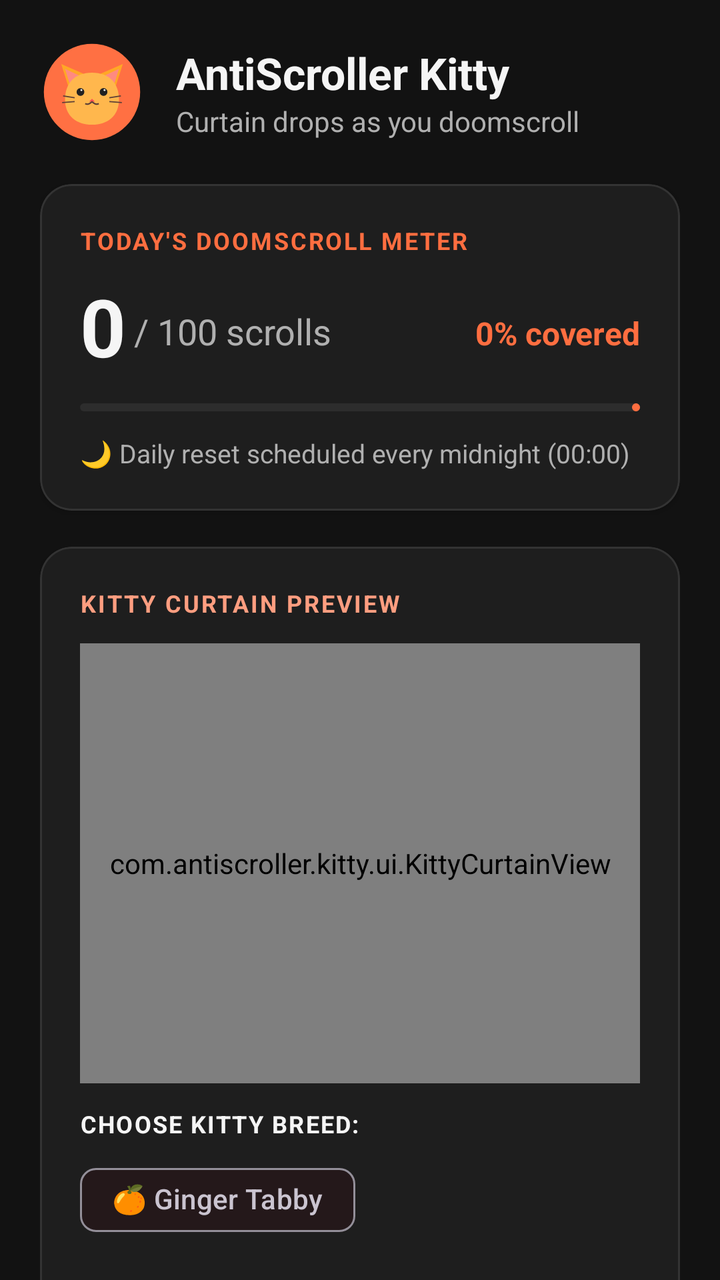
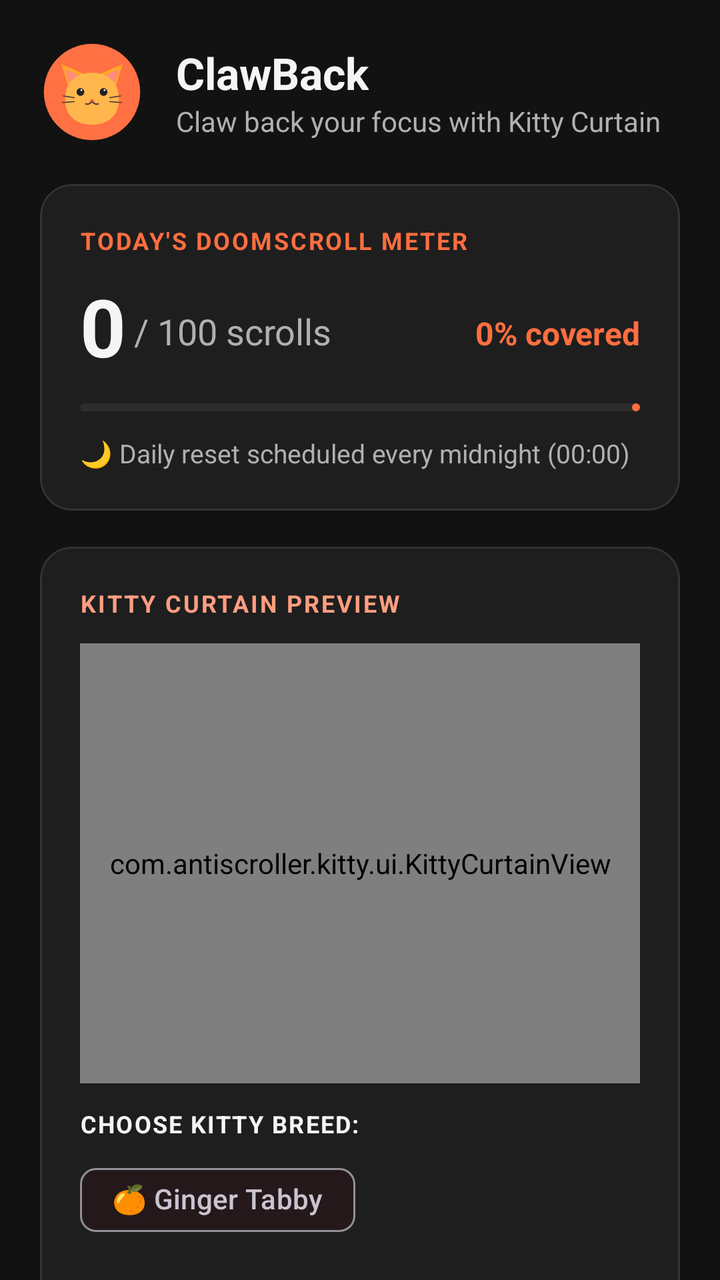

Before-and-after screenshots of an Android layout around one commit, followed by the original layout XML and the change that was made.
<!-- AndroidManifest.xml: activity theme Theme.AntiScrollerKitty -->
<!-- res/layout/activity_main.xml -->
<?xml version="1.0" encoding="utf-8"?>
<androidx.coordinatorlayout.widget.CoordinatorLayout xmlns:android="http://schemas.android.com/apk/res/android"
    xmlns:app="http://schemas.android.com/apk/res-auto"
    xmlns:tools="http://schemas.android.com/tools"
    android:layout_width="match_parent"
    android:layout_height="match_parent"
    android:background="@color/background">

    <androidx.core.widget.NestedScrollView
        android:layout_width="match_parent"
        android:layout_height="match_parent"
        android:fillViewport="true">

        <LinearLayout
            android:layout_width="match_parent"
            android:layout_height="wrap_content"
            android:orientation="vertical"
            android:padding="20dp">

            
            <LinearLayout
                android:layout_width="match_parent"
                android:layout_height="wrap_content"
                android:gravity="center_vertical"
                android:orientation="horizontal"
                android:layout_marginBottom="20dp">

                <ImageView
                    android:layout_width="52dp"
                    android:layout_height="52dp"
                    android:src="@drawable/ic_kitty_launcher"
                    android:contentDescription="@string/app_name" />

                <LinearLayout
                    android:layout_width="0dp"
                    android:layout_height="wrap_content"
                    android:layout_marginStart="16dp"
                    android:layout_weight="1"
                    android:orientation="vertical">

                    <TextView
                        android:layout_width="wrap_content"
                        android:layout_height="wrap_content"
                        android:text="AntiScroller Kitty"
                        android:textColor="@color/text_primary"
                        android:textSize="22sp"
                        android:textStyle="bold" />

                    <TextView
                        android:layout_width="wrap_content"
                        android:layout_height="wrap_content"
                        android:text="Curtain drops as you doomscroll"
                        android:textColor="@color/text_secondary"
                        android:textSize="14sp" />
                </LinearLayout>
            </LinearLayout>

            
            <com.google.android.material.card.MaterialCardView
                android:layout_width="match_parent"
                android:layout_height="wrap_content"
                android:layout_marginBottom="18dp"
                app:cardBackgroundColor="@color/surface"
                app:cardCornerRadius="16dp"
                app:cardElevation="2dp"
                app:strokeColor="#333333"
                app:strokeWidth="1dp">

                <LinearLayout
                    android:layout_width="match_parent"
                    android:layout_height="wrap_content"
                    android:orientation="vertical"
                    android:padding="20dp">

                    <TextView
                        android:layout_width="wrap_content"
                        android:layout_height="wrap_content"
                        android:text="TODAY\'S DOOMSCROLL METER"
                        android:textColor="@color/primary"
                        android:textSize="12sp"
                        android:letterSpacing="0.08"
                        android:textStyle="bold" />

                    <LinearLayout
                        android:layout_width="match_parent"
                        android:layout_height="wrap_content"
                        android:layout_marginTop="8dp"
                        android:gravity="bottom"
                        android:orientation="horizontal">

                        <TextView
                            android:id="@+id/tvScrollCount"
                            android:layout_width="wrap_content"
                            android:layout_height="wrap_content"
                            android:text="0"
                            android:textColor="@color/text_primary"
                            android:textSize="40sp"
                            android:textStyle="bold" />

                        <TextView
                            android:id="@+id/tvMaxScrolls"
                            android:layout_width="wrap_content"
                            android:layout_height="wrap_content"
                            android:layout_marginStart="4dp"
                            android:layout_marginBottom="6dp"
                            android:text="/ 100 scrolls"
                            android:textColor="@color/text_secondary"
                            android:textSize="18sp" />

                        <View
                            android:layout_width="0dp"
                            android:layout_height="1dp"
                            android:layout_weight="1" />

                        <TextView
                            android:id="@+id/tvDropPercentage"
                            android:layout_width="wrap_content"
                            android:layout_height="wrap_content"
                            android:layout_marginBottom="6dp"
                            android:text="0% covered"
                            android:textColor="@color/kitty_orange"
                            android:textSize="16sp"
                            android:textStyle="bold" />
                    </LinearLayout>

                    <com.google.android.material.progressindicator.LinearProgressIndicator
                        android:id="@+id/progressScroll"
                        android:layout_width="match_parent"
                        android:layout_height="10dp"
                        android:layout_marginTop="12dp"
                        android:layout_marginBottom="12dp"
                        app:indicatorColor="@color/primary"
                        app:trackColor="@color/surface_variant"
                        app:trackCornerRadius="5dp" />

                    <TextView
                        android:layout_width="wrap_content"
                        android:layout_height="wrap_content"
                        android:text="🌙 Daily reset scheduled every midnight (00:00)"
                        android:textColor="@color/text_secondary"
                        android:textSize="13sp" />
                </LinearLayout>
            </com.google.android.material.card.MaterialCardView>

            
            <com.google.android.material.card.MaterialCardView
                android:layout_width="match_parent"
                android:layout_height="wrap_content"
                android:layout_marginBottom="18dp"
                app:cardBackgroundColor="@color/surface"
                app:cardCornerRadius="16dp"
                app:cardElevation="2dp"
                app:strokeColor="#333333"
                app:strokeWidth="1dp">

                <LinearLayout
                    android:layout_width="match_parent"
                    android:layout_height="wrap_content"
                    android:orientation="vertical"
                    android:padding="20dp">

                    <TextView
                        android:layout_width="wrap_content"
                        android:layout_height="wrap_content"
                        android:text="KITTY CURTAIN PREVIEW"
                        android:textColor="@color/kitty_peach"
                        android:textSize="12sp"
                        android:letterSpacing="0.08"
                        android:textStyle="bold" />

                    
                    <com.antiscroller.kitty.ui.KittyCurtainView
                        android:id="@+id/previewCurtain"
                        android:layout_width="match_parent"
                        android:layout_height="220dp"
                        android:layout_marginTop="12dp"
                        android:layout_marginBottom="12dp"
                        android:background="#2A2A2A" />

                    <TextView
                        android:layout_width="wrap_content"
                        android:layout_height="wrap_content"
                        android:text="CHOOSE KITTY BREED:"
                        android:textColor="@color/text_primary"
                        android:textSize="12sp"
                        android:letterSpacing="0.06"
                        android:textStyle="bold" />

                    <com.google.android.material.chip.ChipGroup
                        android:id="@+id/chipGroupKittyTheme"
                        android:layout_width="match_parent"
                        android:layout_height="wrap_content"
                        android:layout_marginTop="6dp"
                        android:layout_marginBottom="12dp"
                        app:singleSelection="true">

                        <com.google.android.material.chip.Chip
                            android:id="@+id/chipThemeOrange"
                            android:layout_width="wrap_content"
                            android:layout_height="wrap_content"
                            android:text="🍊 Ginger Tabby"
                            style="@style/Widget.Material3.Chip.Filter" />

                        <com.google.android.material.chip.Chip
                            android:id="@+id/chipThemeBlack"
                            android:layout_width="wrap_content"
                            android:layout_height="wrap_content"
                            android:text="🐈‍⬛ Midnight Black Cat"
                            style="@style/Widget.Material3.Chip.Filter" />
                    </com.google.android.material.chip.ChipGroup>

                    <TextView
                        android:id="@+id/tvSliderLabel"
                        android:layout_width="wrap_content"
                        android:layout_height="wrap_content"
                        android:text="Drag slider to test kitty stretch:"
                        android:textColor="@color/text_secondary"
                        android:textSize="13sp" />

                    <com.google.android.material.slider.Slider
                        android:id="@+id/sliderPreview"
                        android:layout_width="match_parent"
                        android:layout_height="wrap_content"
                        android:valueFrom="0"
                        android:valueTo="100"
                        android:value="35"
                        app:thumbColor="@color/primary"
                        app:trackColorActive="@color/primary"
                        app:trackColorInactive="@color/surface_variant" />

                    <com.google.android.material.button.MaterialButton
                        android:id="@+id/btnTestOverlay"
                        android:layout_width="match_parent"
                        android:layout_height="wrap_content"
                        android:text="Test Floating Overlay on Real Screen (5s)"
                        android:backgroundTint="@color/surface_variant"
                        android:textColor="@color/primary"
                        app:cornerRadius="8dp" />
                </LinearLayout>
            </com.google.android.material.card.MaterialCardView>

            
            <TextView
                android:layout_width="wrap_content"
                android:layout_height="wrap_content"
                android:layout_marginBottom="10dp"
                android:text="SETUP &amp; PERMISSIONS"
                android:textColor="@color/text_secondary"
                android:textSize="12sp"
                android:letterSpacing="0.08"
                android:textStyle="bold" />

            
            <com.google.android.material.card.MaterialCardView
                android:layout_width="match_parent"
                android:layout_height="wrap_content"
                android:layout_marginBottom="12dp"
                app:cardBackgroundColor="@color/surface"
                app:cardCornerRadius="14dp"
                app:strokeColor="#333333"
                app:strokeWidth="1dp">

                <LinearLayout
                    android:layout_width="match_parent"
                    android:layout_height="wrap_content"
                    android:orientation="horizontal"
                    android:gravity="center_vertical"
                    android:padding="16dp">

                    <LinearLayout
                        android:layout_width="0dp"
                        android:layout_height="wrap_content"
                        android:layout_weight="1"
                        android:orientation="vertical">

                        <TextView
                            android:layout_width="wrap_content"
                            android:layout_height="wrap_content"
                            android:text="1. Accessibility Service"
                            android:textColor="@color/text_primary"
                            android:textSize="16sp"
                            android:textStyle="bold" />

                        <TextView
                            android:layout_width="wrap_content"
                            android:layout_height="wrap_content"
                            android:layout_marginTop="2dp"
                            android:text="Detects scrolls in Instagram &amp; YouTube Shorts"
                            android:textColor="@color/text_secondary"
                            android:textSize="12sp" />
                    </LinearLayout>

                    <com.google.android.material.button.MaterialButton
                        android:id="@+id/btnPermAccessibility"
                        android:layout_width="wrap_content"
                        android:layout_height="wrap_content"
                        android:text="Enable"
                        android:backgroundTint="@color/primary"
                        app:cornerRadius="8dp" />
                </LinearLayout>
            </com.google.android.material.card.MaterialCardView>

            
            <com.google.android.material.card.MaterialCardView
                android:layout_width="match_parent"
                android:layout_height="wrap_content"
                android:layout_marginBottom="12dp"
                app:cardBackgroundColor="@color/surface"
                app:cardCornerRadius="14dp"
                app:strokeColor="#333333"
                app:strokeWidth="1dp">

                <LinearLayout
                    android:layout_width="match_parent"
                    android:layout_height="wrap_content"
                    android:orientation="horizontal"
                    android:gravity="center_vertical"
                    android:padding="16dp">

                    <LinearLayout
                        android:layout_width="0dp"
                        android:layout_height="wrap_content"
                        android:layout_weight="1"
                        android:orientation="vertical">

                        <TextView
                            android:layout_width="wrap_content"
                            android:layout_height="wrap_content"
                            android:text="2. Draw Over Other Apps"
                            android:textColor="@color/text_primary"
                            android:textSize="16sp"
                            android:textStyle="bold" />

                        <TextView
                            android:layout_width="wrap_content"
                            android:layout_height="wrap_content"
                            android:layout_marginTop="2dp"
                            android:text="Allows the kitty curtain to slide down"
                            android:textColor="@color/text_secondary"
                            android:textSize="12sp" />
                    </LinearLayout>

                    <com.google.android.material.button.MaterialButton
                        android:id="@+id/btnPermOverlay"
                        android:layout_width="wrap_content"
                        android:layout_height="wrap_content"
                        android:text="Enable"
                        android:backgroundTint="@color/primary"
                        app:cornerRadius="8dp" />
                </LinearLayout>
            </com.google.android.material.card.MaterialCardView>

            
            <com.google.android.material.card.MaterialCardView
                android:layout_width="match_parent"
                android:layout_height="wrap_content"
                android:layout_marginBottom="18dp"
                app:cardBackgroundColor="@color/surface"
                app:cardCornerRadius="14dp"
                app:strokeColor="#333333"
                app:strokeWidth="1dp">

                <LinearLayout
                    android:layout_width="match_parent"
                    android:layout_height="wrap_content"
                    android:orientation="horizontal"
                    android:gravity="center_vertical"
                    android:padding="16dp">

                    <LinearLayout
                        android:layout_width="0dp"
                        android:layout_height="wrap_content"
                        android:layout_weight="1"
                        android:orientation="vertical">

                        <TextView
                            android:layout_width="wrap_content"
                            android:layout_height="wrap_content"
                            android:text="3. Smart Uninstall Friction"
                            android:textColor="@color/text_primary"
                            android:textSize="16sp"
                            android:textStyle="bold" />

                        <TextView
                            android:layout_width="wrap_content"
                            android:layout_height="wrap_content"
                            android:layout_marginTop="2dp"
                            android:text="Stops impulsive deletion while giving full access to other apps"
                            android:textColor="@color/text_secondary"
                            android:textSize="12sp" />
                    </LinearLayout>

                    <com.google.android.material.button.MaterialButton
                        android:id="@+id/btnPermAdmin"
                        android:layout_width="wrap_content"
                        android:layout_height="wrap_content"
                        android:text="Activate"
                        android:backgroundTint="@color/secondary"
                        app:cornerRadius="8dp" />
                </LinearLayout>
            </com.google.android.material.card.MaterialCardView>

            
            <com.google.android.material.card.MaterialCardView
                android:layout_width="match_parent"
                android:layout_height="wrap_content"
                android:layout_marginBottom="18dp"
                app:cardBackgroundColor="@color/surface"
                app:cardCornerRadius="16dp"
                app:strokeColor="#333333"
                app:strokeWidth="1dp">

                <LinearLayout
                    android:layout_width="match_parent"
                    android:layout_height="wrap_content"
                    android:orientation="vertical"
                    android:padding="20dp">

                    <LinearLayout
                        android:layout_width="match_parent"
                        android:layout_height="wrap_content"
                        android:gravity="center_vertical"
                        android:orientation="horizontal">

                        <TextView
                            android:layout_width="wrap_content"
                            android:layout_height="wrap_content"
                            android:text="🛡️"
                            android:textSize="20sp" />

                        <TextView
                            android:layout_width="wrap_content"
                            android:layout_height="wrap_content"
                            android:layout_marginStart="8dp"
                            android:text="PARENT / PARTNER PIN GUARD"
                            android:textColor="@color/secondary"
                            android:textSize="13sp"
                            android:letterSpacing="0.08"
                            android:textStyle="bold" />
                    </LinearLayout>

                    <TextView
                        android:layout_width="wrap_content"
                        android:layout_height="wrap_content"
                        android:layout_marginTop="6dp"
                        android:text="Lock settings and prevent app deletion with a Security PIN known only to the parent or accountability partner."
                        android:textColor="@color/text_secondary"
                        android:textSize="13sp"
                        android:lineSpacingExtra="2dp" />

                    <TextView
                        android:id="@+id/tvGuardianStatus"
                        android:layout_width="wrap_content"
                        android:layout_height="wrap_content"
                        android:layout_marginTop="12dp"
                        android:text="Status: Inactive (No PIN set)"
                        android:textColor="@color/text_primary"
                        android:textSize="13sp"
                        android:textStyle="bold" />

                    <LinearLayout
                        android:layout_width="match_parent"
                        android:layout_height="wrap_content"
                        android:layout_marginTop="12dp"
                        android:orientation="horizontal">

                        <com.google.android.material.button.MaterialButton
                            android:id="@+id/btnSetGuardianPin"
                            android:layout_width="0dp"
                            android:layout_height="wrap_content"
                            android:layout_weight="1"
                            android:layout_marginEnd="8dp"
                            android:text="Set PIN"
                            android:backgroundTint="@color/surface_variant"
                            android:textColor="@color/text_primary"
                            app:cornerRadius="8dp" />

                        <com.google.android.material.button.MaterialButton
                            android:id="@+id/btnUnlockGuardian"
                            android:layout_width="0dp"
                            android:layout_height="wrap_content"
                            android:layout_weight="1"
                            android:text="Unlock (5m)"
                            android:backgroundTint="@color/secondary"
                            android:textColor="@color/on_secondary"
                            app:cornerRadius="8dp" />
                    </LinearLayout>
                </LinearLayout>
            </com.google.android.material.card.MaterialCardView>

            
            <com.google.android.material.card.MaterialCardView
                android:layout_width="match_parent"
                android:layout_height="wrap_content"
                android:layout_marginBottom="24dp"
                app:cardBackgroundColor="@color/surface"
                app:cardCornerRadius="16dp"
                app:strokeColor="#333333"
                app:strokeWidth="1dp">

                <LinearLayout
                    android:layout_width="match_parent"
                    android:layout_height="wrap_content"
                    android:orientation="vertical"
                    android:padding="20dp">

                    <TextView
                        android:layout_width="wrap_content"
                        android:layout_height="wrap_content"
                        android:text="DAILY SCROLL BUDGET"
                        android:textColor="@color/text_primary"
                        android:textSize="15sp"
                        android:textStyle="bold" />

                    <TextView
                        android:layout_width="wrap_content"
                        android:layout_height="wrap_content"
                        android:layout_marginTop="2dp"
                        android:text="How many video scrolls before the kitty completely covers the screen:"
                        android:textColor="@color/text_secondary"
                        android:textSize="13sp" />

                    <com.google.android.material.chip.ChipGroup
                        android:id="@+id/chipGroupLimits"
                        android:layout_width="match_parent"
                        android:layout_height="wrap_content"
                        android:layout_marginTop="12dp"
                        app:singleSelection="true">

                        <com.google.android.material.chip.Chip
                            android:id="@+id/chip50"
                            android:layout_width="wrap_content"
                            android:layout_height="wrap_content"
                            android:text="50 Scrolls"
                            style="@style/Widget.Material3.Chip.Filter" />

                        <com.google.android.material.chip.Chip
                            android:id="@+id/chip100"
                            android:layout_width="wrap_content"
                            android:layout_height="wrap_content"
                            android:text="100 Scrolls"
                            style="@style/Widget.Material3.Chip.Filter" />

                        <com.google.android.material.chip.Chip
                            android:id="@+id/chip200"
                            android:layout_width="wrap_content"
                            android:layout_height="wrap_content"
                            android:text="200 Scrolls"
                            style="@style/Widget.Material3.Chip.Filter" />

                        <com.google.android.material.chip.Chip
                            android:id="@+id/chip500"
                            android:layout_width="wrap_content"
                            android:layout_height="wrap_content"
                            android:text="500 Scrolls"
                            style="@style/Widget.Material3.Chip.Filter" />
                    </com.google.android.material.chip.ChipGroup>

                    <View
                        android:layout_width="match_parent"
                        android:layout_height="1dp"
                        android:layout_marginTop="16dp"
                        android:layout_marginBottom="16dp"
                        android:background="#333333" />

                    
                    <TextView
                        android:layout_width="wrap_content"
                        android:layout_height="wrap_content"
                        android:text="TARGETED DOOMSCROLL APPS"
                        android:textColor="@color/text_primary"
                        android:textSize="14sp"
                        android:textStyle="bold" />

                    <com.google.android.material.switchmaterial.SwitchMaterial
                        android:id="@+id/switchInstagram"
                        android:layout_width="match_parent"
                        android:layout_height="wrap_content"
                        android:checked="true"
                        android:text="Instagram (Reels &amp; Feed)"
                        android:textColor="@color/text_secondary" />

                    <com.google.android.material.switchmaterial.SwitchMaterial
                        android:id="@+id/switchYouTube"
                        android:layout_width="match_parent"
                        android:layout_height="wrap_content"
                        android:checked="true"
                        android:text="YouTube (Shorts)"
                        android:textColor="@color/text_secondary" />

                    <com.google.android.material.button.MaterialButton
                        android:id="@+id/btnResetToday"
                        android:layout_width="match_parent"
                        android:layout_height="wrap_content"
                        android:layout_marginTop="16dp"
                        android:text="Reset Today\'s Scrolls to 0"
                        android:textColor="@color/accent_red"
                        android:backgroundTint="@color/surface_variant"
                        app:cornerRadius="8dp" />
                </LinearLayout>
            </com.google.android.material.card.MaterialCardView>

        </LinearLayout>
    </androidx.core.widget.NestedScrollView>
</androidx.coordinatorlayout.widget.CoordinatorLayout>
<!-- resources referenced by this layout -->
<resources>
  <color name="accent_red">#FF5252</color>
  <color name="background">#121212</color>
  <color name="kitty_orange">#FF6E40</color>
  <color name="kitty_peach">#FF9E80</color>
  <color name="on_secondary">#FFFFFF</color>
  <color name="primary">#FF6E40</color>
  <color name="secondary">#26A69A</color>
  <color name="surface">#1E1E1E</color>
  <color name="surface_variant">#2D2D2D</color>
  <color name="text_primary">#F5F5F5</color>
  <color name="text_secondary">#B0B0B0</color>
  <!-- drawable ic_kitty_launcher: vector/xml drawable (drawable, 2116 chars, omitted) -->
  <string name="app_name">AntiScroller Kitty</string>
  <style name="Theme.AntiScrollerKitty" parent="Theme.Material3.Dark.NoActionBar">
          <item name="colorPrimary">@color/primary</item>
          <item name="colorOnPrimary">@color/on_primary</item>
          <item name="colorSecondary">@color/secondary</item>
          <item name="colorOnSecondary">@color/on_secondary</item>
          <item name="android:statusBarColor">@color/background</item>
          <item name="android:navigationBarColor">@color/background</item>
          <item name="android:windowBackground">@color/background</item>
      </style>
  <color name="on_primary">#FFFFFF</color>
</resources>

<!-- the commit's change to res/layout/activity_main.xml (unified diff, before → after) -->
@@ -41,7 +41,7 @@
                     <TextView
                         android:layout_width="wrap_content"
                         android:layout_height="wrap_content"
-                        android:text="AntiScroller Kitty"
+                        android:text="ClawBack"
                         android:textColor="@color/text_primary"
                         android:textSize="22sp"
                         android:textStyle="bold" />
@@ -49,7 +49,7 @@
                     <TextView
                         android:layout_width="wrap_content"
                         android:layout_height="wrap_content"
-                        android:text="Curtain drops as you doomscroll"
+                        android:text="Claw back your focus with Kitty Curtain"
                         android:textColor="@color/text_secondary"
                         android:textSize="14sp" />
                 </LinearLayout>
<!-- resource entries referenced after the edit -->
@@ -12,7 +12,7 @@
   <color name="text_primary">#F5F5F5</color>
   <color name="text_secondary">#B0B0B0</color>
   <!-- drawable ic_kitty_launcher: vector/xml drawable (drawable, 2116 chars, omitted) -->
-  <string name="app_name">AntiScroller Kitty</string>
+  <string name="app_name">ClawBack</string>
   <style name="Theme.AntiScrollerKitty" parent="Theme.Material3.Dark.NoActionBar">
           <item name="colorPrimary">@color/primary</item>
           <item name="colorOnPrimary">@color/on_primary</item>
